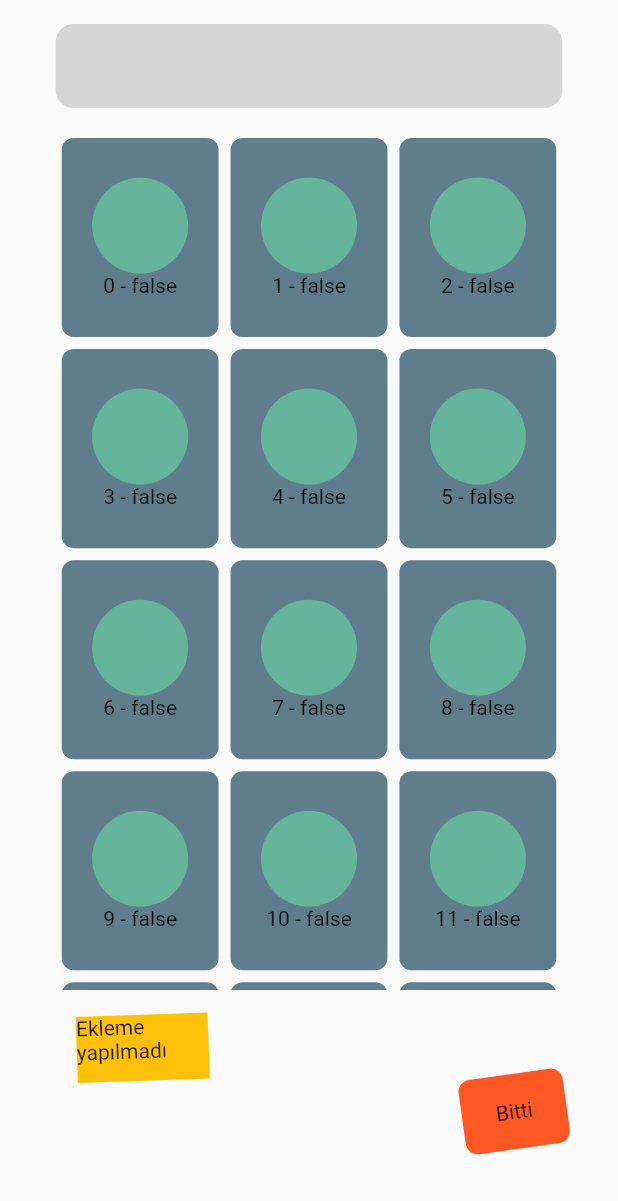
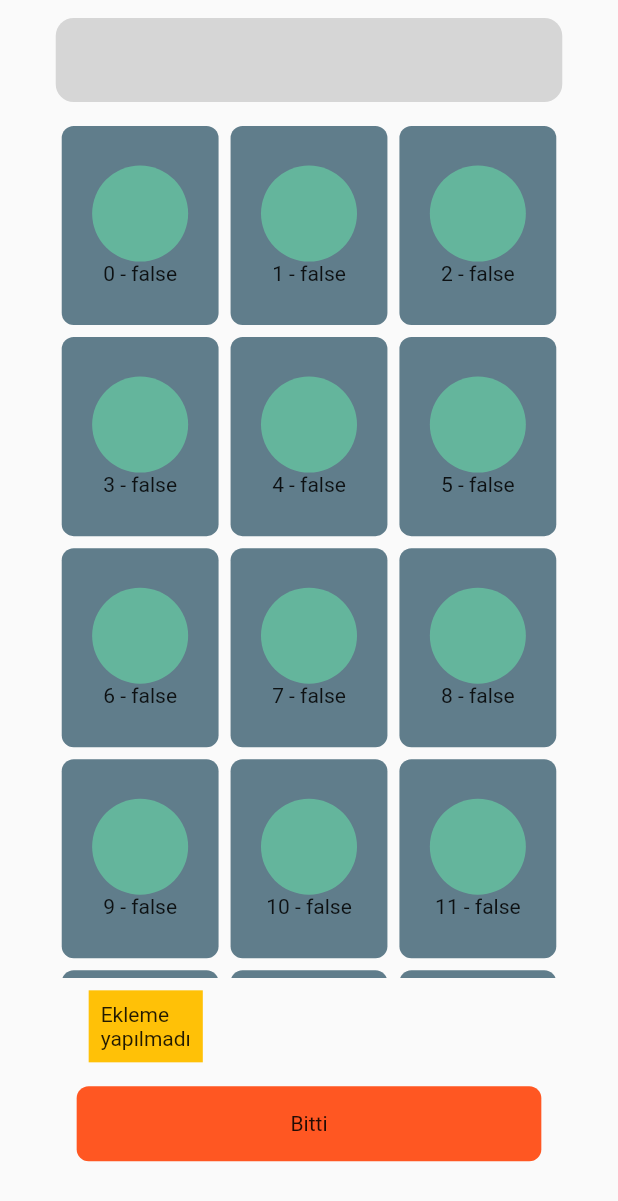
Before and after one commit to fburaktrd/Nudil, a Flutter app: the Planlama screen opened directly, after a tap on "Add Friend", on a phone screen of 412 x 824 dp. Shown: the top 1201 px of the screen. Run offline on Flutter 3.47's test engine with Material 2 defaults, Android fonts, the phone set to English and light mode, and no system bars; our stand-ins replace firebase_auth, firebase_database, google_fonts, numberpicker, table_calendar; missing offline and left inert: day_night_time_picker; accounts and stored records are empty.

Commit message:
Eklenen arkadaşları planlamaya döndürme

```diff
--- a/lib/screens/eventOlusturma/calendar/planlama.dart
+++ b/lib/screens/eventOlusturma/calendar/planlama.dart
@@ -44,6 +44,7 @@ class _PlanlamaState extends State<Planlama> {
   }
 
   Map tarihler=new Map();
+  Map arkadaslar=new Map();
   @override
   Widget build(BuildContext context) {
     return Scaffold(
@@ -234,8 +235,15 @@ class _PlanlamaState extends State<Planlama> {
           ),
           RawMaterialButton(
             splashColor: Colors.blueGrey,
-            onPressed: () => Navigator.push(context,
-                MaterialPageRoute(builder: (context) => ArkadasListe())),
+            onPressed: () async {
+              //Seçilen arkadaşlar
+              arkadaslar= await Navigator.push(context,MaterialPageRoute(builder: (context) => ArkadasListe()));
+
+              setState(() {
+
+              });
+            },
+
             child: Container(
               margin: EdgeInsets.fromLTRB(.5, 5, .5, 5),
               width: double.infinity,
@@ -285,7 +293,7 @@ class _PlanlamaState extends State<Planlama> {
                 child: Row(
                   mainAxisSize: MainAxisSize.min,
                   children: List.generate(
-                    10,
+                    arkadaslar.keys.length,
                     (index) => Container(
                       decoration: BoxDecoration(
                           backgroundBlendMode: BlendMode.darken,
@@ -310,7 +318,7 @@ class _PlanlamaState extends State<Planlama> {
                                     backgroundImage: NetworkImage(
                                         "https://encrypted-tbn0.gstatic.com/images?q=tbn:ANd9GcQRI4SgXIgt34ujxBvmx1MIyxWCaHyy_jsPKA&usqp=CAU"),
                                   ),
-                                  Text("Puşt Samet"),
+                                  Text("${arkadaslar[index]}"),
                                 ],
                               ),
                             ),
--- a/lib/screens/eventOlusturma/friendList/arkadasListe.dart
+++ b/lib/screens/eventOlusturma/friendList/arkadasListe.dart
@@ -5,6 +5,7 @@ import 'package:flutter/material.dart';
 import './listeButonu.dart';
 
 class ArkadasListe extends StatefulWidget {
+  //Kişinin arkadaş listesi
   List<Widget> friends = List.generate(100, (index) {
     Widget x = ListeButon(index: index);
 
@@ -17,21 +18,24 @@ class ArkadasListe extends StatefulWidget {
 class ArkListe extends State<ArkadasListe> {
   List<Widget> asilListe = [];
   String search = '';
-
+  List<Widget> aramaListe=[];
   @override
   void initState() {
     super.initState();
     asilListe = widget.friends;
   }
+  Map seciliArk = new Map();
 
   @override
   Widget build(BuildContext context) {
     List<Widget> seciliWidget = [];
-    List<dynamic> seciliArk = []; //user type
+     //user type
+    int kisi=0;
+    for (int i = 0; i < asilListe.length; i++) {
 
-    for (int i = 0; i < asilListe.length; i++) {
       if (asilListe.cast<ListeButon>().elementAt(i).seci == true) {
-        seciliWidget.add(Container(
+        seciliWidget.add(
+          Container(
             alignment: Alignment.center,
             decoration: BoxDecoration(
                 color: Colors.blueGrey[800],
@@ -44,48 +48,72 @@ class ArkListe extends State<ArkadasListe> {
               "${asilListe.cast<ListeButon>().elementAt(i).index}",
               style: TextStyle(color: Colors.white),
             ),
-        ));
-        seciliArk.add(asilListe.cast<ListeButon>().elementAt(i).index);
+          )
+        );
+        seciliArk[kisi++]=asilListe.cast<ListeButon>().elementAt(i).index;
       }
     }
 
     return Scaffold(
-      body: Stack(children: [
-        Align(
-          alignment: Alignment(0, -.85),
+      body: SafeArea(
+        child: SingleChildScrollView(
+          child: Container(
+            alignment: Alignment.center,
             child: Column(
+              children: [
+                Column(
                   children: [
                     Container(
                       decoration: BoxDecoration(
                         color: Colors.grey.withAlpha(100),
-                    borderRadius: BorderRadius.circular(12)),
+                        borderRadius: BorderRadius.circular(12)
+                      ),
                       padding: EdgeInsets.all(4),
-                margin: EdgeInsets.all(16),
-                width: MediaQuery.of(context).size.width / 1.22,
+                      margin: EdgeInsets.all(12),
+                      width: MediaQuery.of(context).size.width/1.22,
                       child: TextField(
                         decoration: InputDecoration(border: InputBorder.none),
-                  onChanged: (ad) {
-                    search = ad;
-                    setState(() {});
+
+                        onChanged: (ad){
+                          search=ad;
+                          //Arama yapıldığında gösterilecek liste
+                          aramaListe=asilListe.cast<ListeButon>().where((element) => element.index.toString().contains(search)).toList();
+                          setState(() {
+
+                          });
+                        },
+                        onSubmitted: (aranan)async{
+                          //Arkadaş olmayan kişi eklensin mi?
+                          bool x;
+                          if(aramaListe.isEmpty){
+                            x=await showDialog(context: context, builder: (context){
+                              return AlertDialog(
+                                insetPadding: EdgeInsets.symmetric(vertical:MediaQuery.of(context).size.height/3,horizontal: 40),
+                                title: Text("Yabancı ?"),
+                                content: Text("@$aranan arkadaşınız değil.\nEklemek istediğinize emin misiniz?"),
+                                actions: [
+                                  TextButton(onPressed: (){Navigator.of(context).pop(false);}, child: Text("İptal")),
+                                  TextButton(onPressed: (){Navigator.of(context).pop(true);}, child: Text("Ekle"))
+                                ],
+
+                              );
+                            });
+                          }
+                          print(x);
+
                         },
                       ),
                     ),
                     GestureDetector(
-                onVerticalDragCancel: () {
-                  setState(() {});
-                },
+                      onVerticalDragCancel: (){setState(() {
+
+                      });},
                       child: Container(
-                  width: MediaQuery.of(context).size.width / 1.22,
-                  height: MediaQuery.of(context).size.height / 1.44,
+                        width: MediaQuery.of(context).size.width/1.22,
+                        height: MediaQuery.of(context).size.height/1.44,
                         child: GridView.count(
                           crossAxisCount: 3,
-                    children: search.length == 0
-                        ? asilListe
-                        : asilListe
-                            .cast<ListeButon>()
-                            .where((element) =>
-                                element.index.toString().contains(search))
-                            .toList(), //.length==0? databasedeki kayıtlı kullanıcılardan ara ekle
+                          children: search.length==0?asilListe:aramaListe,
 
                           childAspectRatio: .8,
                         ),
@@ -93,56 +121,47 @@ class ArkListe extends State<ArkadasListe> {
                     ),
                   ],
                 ),
-        ),
-        Align(
-          alignment: Alignment(0, .75),
-          child: Container(
-            margin: EdgeInsets.all(8),
-            width: MediaQuery.of(context).size.width / 1.33,
+                Container(
+
+                  width: MediaQuery.of(context).size.width/1.33,
                   child: SingleChildScrollView(
                     scrollDirection: Axis.horizontal,
                     child: Container(
+                      margin: EdgeInsets.all(8),
                       child: Row(
-                  children: seciliWidget.length == 0
-                      ? [
-                          Transform.rotate(
-                            angle: -2 * pi / 180,
-                            child: Container(
-                              height: 44,
-                              width: 88,
-                              color: Colors.amber,
-                              child: Text("Ekleme yapılmadı"),
-                            ),
-                          ),
-                        ]
-                      : seciliWidget,
+
+                        children: seciliWidget.length==0?[Container(color: Colors.amber,child: Text("Ekleme \nyapılmadı"),alignment: Alignment.center,padding: EdgeInsets.all(8),),]:seciliWidget,
                       ),
                     ),
                   ),
                 ),
-        ),
-        Align(
-          alignment: Alignment(.8, .85),
-          child: GestureDetector(
-            onTap: () {
-              print(widget.friends);
-              setState(() {});
+                //Eklenen kişiler Planlamya bu butondan dönecek
+                RawMaterialButton(
+                  onPressed: (){
+                    print(seciliArk.values);
+                    Navigator.of(context).pop(seciliArk);
+                    setState(() {
+
+                    });
                   },
-            child: Transform.rotate(
-              angle: (-8 * pi) / 180,
                   child: Container(
+                    margin: EdgeInsets.fromLTRB(0,8,0,8),
                     decoration: BoxDecoration(
                       color: Colors.deepOrange,
-                    borderRadius: BorderRadius.circular(8)),
-                width: 70,
+                      borderRadius: BorderRadius.circular(8)
+                    ),
+
                     height: 50,
+                    width: MediaQuery.of(context).size.width/1.33,
                     alignment: Alignment.center,
                     child: Text("Bitti"),
                   ),
+                )
+              ]
             ),
           ),
-        )
-      ]),
+        ),
+      ),
     );
   }
 }
```
Lines whose indentation alone changed are shown as unchanged.
